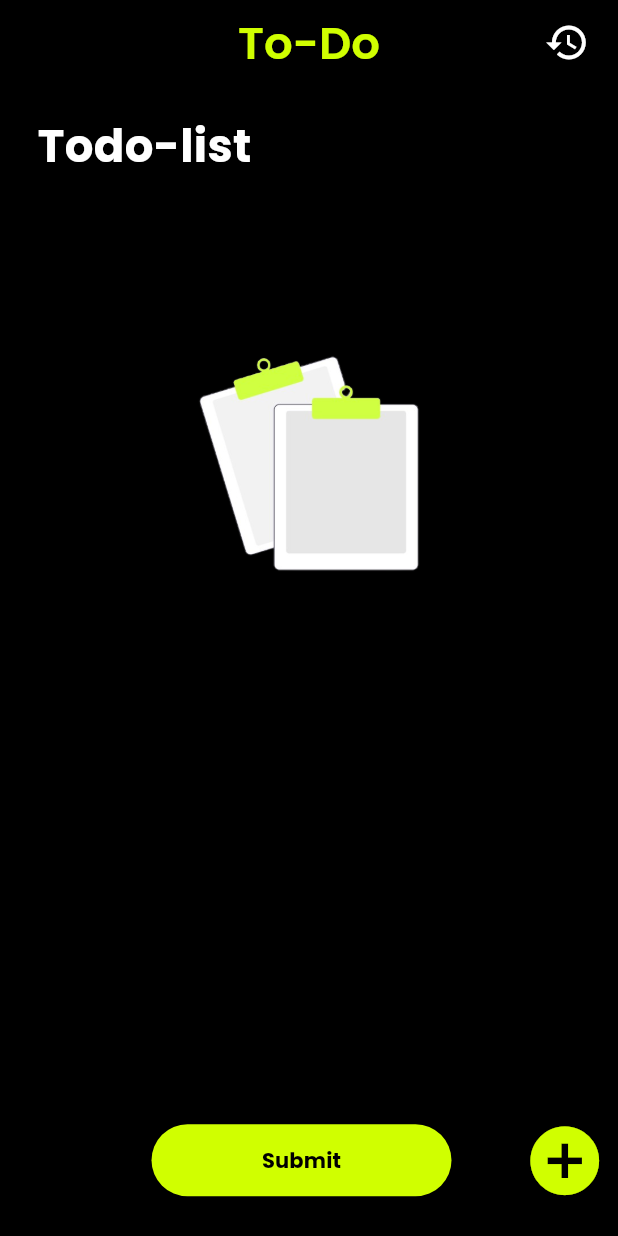
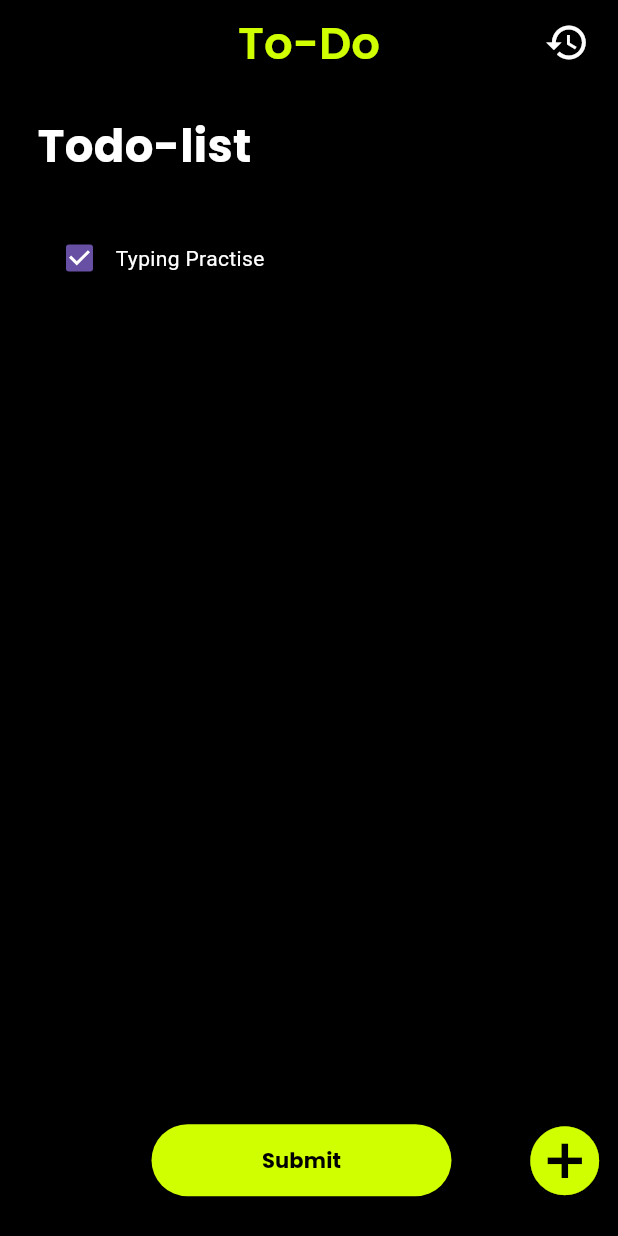
Before and after one commit to Rajveer0555/ToDo, a Flutter app: the ToDo screen opened by its route, on a phone screen of 412 x 824 dp. Run offline on Flutter 3.47's test engine with Material 3 defaults, Android fonts, the light colour scheme and no system bars; our stand-ins replace google_fonts.

Commit message:
list_tile created !!

```diff
--- a/lib/pages/todo.dart
+++ b/lib/pages/todo.dart
@@ -2,6 +2,7 @@ import 'package:flutter/material.dart';
 import 'package:google_fonts/google_fonts.dart';
 import 'package:todo/pages/routes.dart';
 import 'package:todo/utils/dialog_box.dart';
+import 'package:todo/utils/todo_list.dart';
 
 class ToDo extends StatefulWidget {
   const ToDo({super.key});
@@ -50,7 +51,6 @@ class _ToDoState extends State<ToDo> {
           Padding(
             padding: const EdgeInsets.only(left: 25),
             child: Row(
-              mainAxisAlignment: MainAxisAlignment.spaceBetween,
               children: [
                 Text(
                   'Todo-list',
@@ -62,13 +62,19 @@ class _ToDoState extends State<ToDo> {
               ],
             ),
           ),
-          const SizedBox(
-            height: 90,
-          ),
-          Image(
-            image: AssetImage("assets/main.png"),
-            height: 200,
-            width: 200,
+          Row(
+            mainAxisAlignment: MainAxisAlignment.start,
+            children: [
+              Column(
+                children: [
+                  ToDoTile(
+                    taskname: "Typing Practise",
+                    taskCompleted: true,
+                    onChanged: (p0) {},
+                  ),
+                ],
+              ),
+            ],
           ),
           Spacer(
             flex: 2,
--- /dev/null
+++ b/lib/utils/todo_list.dart
@@ -0,0 +1,33 @@
+import 'package:flutter/material.dart';
+import 'package:google_fonts/google_fonts.dart';
+
+class ToDoTile extends StatelessWidget {
+  final String taskname;
+  final bool taskCompleted;
+  Function(bool?)? onChanged;
+
+  ToDoTile({
+    super.key,
+    required this.taskname,
+    required this.taskCompleted,
+    required this.onChanged,
+  });
+
+  @override
+  Widget build(BuildContext context) {
+    return Padding(
+      padding: const EdgeInsets.all(15.0),
+      child: Container(
+        padding: EdgeInsets.all(14),
+        child: Row(
+          children: [
+            Checkbox(value: taskCompleted, onChanged: onChanged),
+            Text(taskname,style: TextStyle(color: Colors.white),),
+          ],
+        ),
+        decoration: BoxDecoration(
+            color: Colors.black, borderRadius: BorderRadius.circular(12)),
+      ),
+    );
+  }
+}
```
